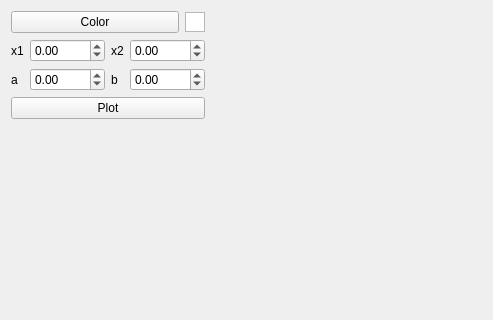
This is 1/src/forms_ui/plot_window.ui in dazzlemon/diit_121-ipz_y2_cg as Qt 5 draws it before an edit; both pictures show x 0 to 493 and y 0 to 320 of the 493 by 489 pixel window. The edited form follows.
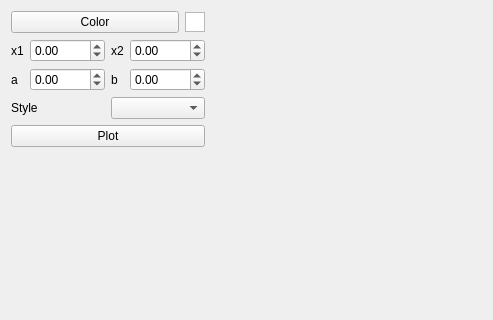
This is the edited form.

Commit message: ui seems like final version, remains to connect ui to logic and implements marks and markup in Plotter

```diff
--- a/1/src/forms_ui/plot_window.ui
+++ b/1/src/forms_ui/plot_window.ui
@@ -144,6 +144,20 @@
        </item>
       </layout>
      </item>
+     <item>
+      <layout class="QHBoxLayout" name="horizontalLayout_4">
+       <item>
+        <widget class="QLabel" name="label_5">
+         <property name="text">
+          <string>Style</string>
+         </property>
+        </widget>
+       </item>
+       <item>
+        <widget class="QComboBox" name="funcStyleComboBox"/>
+       </item>
+      </layout>
+     </item>
      <item>
       <widget class="QPushButton" name="plotButton">
        <property name="text">
```
The commit also changes 5 other files.
